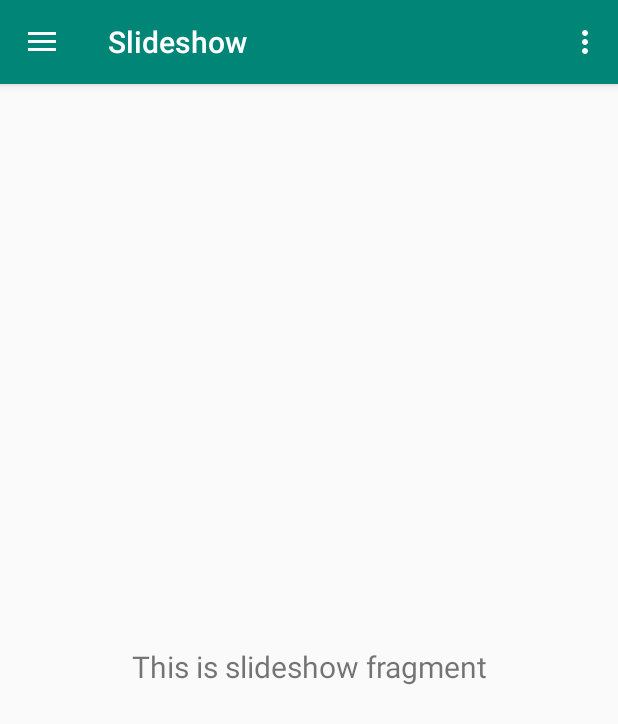
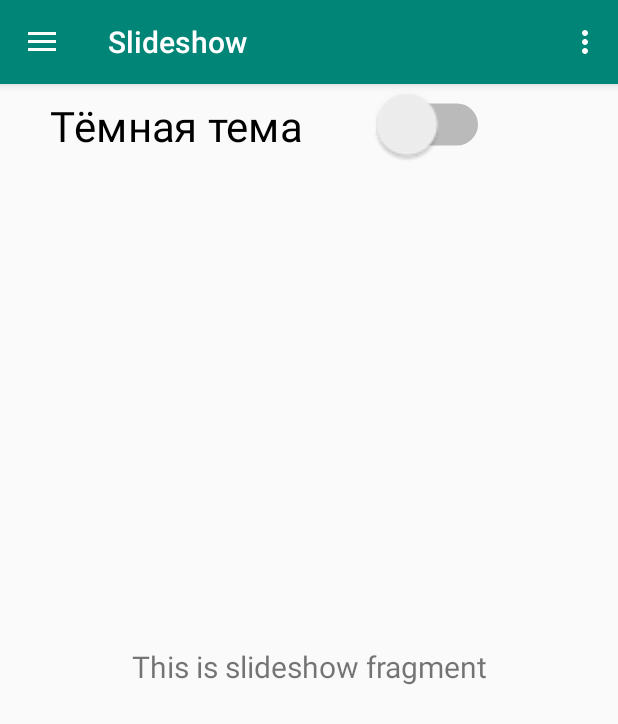
Before and after one commit to NWarragal/TIPSY, an Android app: the screen it shows after launch (DrawerActivity), in the side drawer, after a tap on "Slideshow", on a phone screen of 412 x 824 dp. Shown: the top 724 px of the screen. Run offline under Robolectric (Android 15) with nearby library versions, the phone set to English and light mode, and no system bars; our stand-ins replace navigation-ui.

Commit message:
feat:  added a dark theme for settings

```diff
--- a/app/build.gradle
+++ b/app/build.gradle
@@ -31,6 +31,7 @@ dependencies {
     implementation 'androidx.navigation:navigation-fragment:2.2.1'
     implementation 'androidx.navigation:navigation-ui:2.2.1'
     implementation 'androidx.lifecycle:lifecycle-extensions:2.2.0'
+    implementation 'androidx.appcompat:appcompat:1.1.0-alpha05'
     testImplementation 'junit:junit:4.13'
     androidTestImplementation 'androidx.test.ext:junit:1.1.1'
     androidTestImplementation 'androidx.test.espresso:espresso-core:3.2.0'
--- a/app/src/main/java/com/example/myapplication/ServiceClasses/DrawerActivity.java
+++ b/app/src/main/java/com/example/myapplication/ServiceClasses/DrawerActivity.java
@@ -52,8 +52,7 @@ public class DrawerActivity extends AppCompatActivity {
 
         DrawerLayout drawer = findViewById(R.id.drawer_layout);
         NavigationView navigationView = findViewById(R.id.nav_view);
-        // Passing each menu ID as a set of Ids because each
-        // menu should be considered as top level destinations.
+
         mAppBarConfiguration = new AppBarConfiguration.Builder(
                 R.id.nav_home, R.id.nav_gallery, R.id.nav_slideshow)
                 .setDrawerLayout(drawer)
@@ -61,9 +60,6 @@ public class DrawerActivity extends AppCompatActivity {
         NavController navController = Navigation.findNavController(this, R.id.nav_host_fragment);
         NavigationUI.setupActionBarWithNavController(this, navController, mAppBarConfiguration);
         NavigationUI.setupWithNavController(navigationView, navController);
-
-
-
 
 
     }
--- a/app/src/main/java/com/example/myapplication/ServiceClasses/ui/gallery/GalleryViewModel.java
+++ b/app/src/main/java/com/example/myapplication/ServiceClasses/ui/gallery/GalleryViewModel.java
@@ -11,6 +11,7 @@ public class GalleryViewModel extends ViewModel {
     public GalleryViewModel() {
         mText = new MutableLiveData<>();
         mText.setValue("This is gallery fragment");
+
     }
 
     public LiveData<String> getText() {
--- a/app/src/main/java/com/example/myapplication/ServiceClasses/ui/home/HomeViewModel.java
+++ b/app/src/main/java/com/example/myapplication/ServiceClasses/ui/home/HomeViewModel.java
@@ -11,6 +11,7 @@ public class HomeViewModel extends ViewModel {
     public HomeViewModel() {
         mText = new MutableLiveData<>();
         mText.setValue("This is home fragment");
+        mText.postValue("fr");
     }
 
     public LiveData<String> getText() {
--- a/app/src/main/java/com/example/myapplication/ServiceClasses/ui/slideshow/SlideshowFragment.java
+++ b/app/src/main/java/com/example/myapplication/ServiceClasses/ui/slideshow/SlideshowFragment.java
@@ -1,13 +1,18 @@
 package com.example.myapplication.ServiceClasses.ui.slideshow;
 
+import android.graphics.Color;
 import android.os.Bundle;
 import android.view.LayoutInflater;
 import android.view.View;
 import android.view.ViewGroup;
+import android.widget.CompoundButton;
+import android.widget.Switch;
 import android.widget.TextView;
 
 import androidx.annotation.NonNull;
 import androidx.annotation.Nullable;
+import androidx.appcompat.app.AppCompatDelegate;
+import androidx.appcompat.widget.Toolbar;
 import androidx.fragment.app.Fragment;
 import androidx.lifecycle.Observer;
 import androidx.lifecycle.ViewModelProviders;
@@ -24,12 +29,38 @@ public class SlideshowFragment extends Fragment {
                 ViewModelProviders.of(this).get(SlideshowViewModel.class);
         View root = inflater.inflate(R.layout.fragment_slideshow, container, false);
         final TextView textView = root.findViewById(R.id.text_slideshow);
+
         slideshowViewModel.getText().observe(getViewLifecycleOwner(), new Observer<String>() {
             @Override
             public void onChanged(@Nullable String s) {
                 textView.setText(s);
             }
         });
+
+
+
+
+        Switch swi = (Switch) root.findViewById(R.id.switch1);
+        swi.setOnCheckedChangeListener(new CompoundButton.OnCheckedChangeListener()
+        {
+            public void onCheckedChanged(CompoundButton buttonView, boolean isChecked) //Line A
+            {
+                if(isChecked)
+                {
+                    AppCompatDelegate.setDefaultNightMode(
+                            AppCompatDelegate.MODE_NIGHT_YES);
+                }
+                else{
+                    AppCompatDelegate.setDefaultNightMode(
+                            AppCompatDelegate.MODE_NIGHT_NO);
+                }
+            }
+        });
         return root;
     }
+
+    private void setSupportActionBar(Toolbar toolbar) {
+    }
+
+
 }
--- a/app/src/main/res/layout/fragment_gallery.xml
+++ b/app/src/main/res/layout/fragment_gallery.xml
@@ -18,5 +18,7 @@
         app:layout_constraintBottom_toBottomOf="parent"
         app:layout_constraintEnd_toEndOf="parent"
         app:layout_constraintStart_toStartOf="parent"
-        app:layout_constraintTop_toTopOf="parent" />
+        app:layout_constraintTop_toTopOf="parent"
+        android:gravity="center_horizontal" />
+
 </androidx.constraintlayout.widget.ConstraintLayout>
--- a/app/src/main/res/layout/fragment_slideshow.xml
+++ b/app/src/main/res/layout/fragment_slideshow.xml
@@ -5,6 +5,8 @@
     android:layout_width="match_parent"
     android:layout_height="match_parent"
     tools:context=".ServiceClasses.ui.slideshow.SlideshowFragment">
+
+
 
     <TextView
         android:id="@+id/text_slideshow"
@@ -19,4 +21,18 @@
         app:layout_constraintEnd_toEndOf="parent"
         app:layout_constraintStart_toStartOf="parent"
         app:layout_constraintTop_toTopOf="parent" />
+
+    <Switch
+        android:id="@+id/switch1"
+        android:layout_width="153dp"
+        android:layout_height="54dp"
+        android:scaleX="2"
+        android:scaleY="2"
+        android:text="Тёмная тема"
+        android:textSize="14sp"
+        app:layout_constraintEnd_toEndOf="parent"
+        app:layout_constraintHorizontal_bias="0.426"
+        app:layout_constraintStart_toStartOf="parent"
+        tools:ignore="MissingConstraints"
+        tools:layout_editor_absoluteY="66dp" />
 </androidx.constraintlayout.widget.ConstraintLayout>
--- a/app/src/main/res/values/styles.xml
+++ b/app/src/main/res/values/styles.xml
@@ -1,7 +1,7 @@
 <resources>
 
     <!-- Base application theme. -->
-    <style name="AppTheme" parent="Theme.AppCompat.Light.NoActionBar">
+    <style name="AppTheme" parent="Theme.AppCompat.DayNight.NoActionBar">
         <!-- Customize your theme here. -->
         <item name="colorPrimary">@color/colorPrimary</item>
         <item name="colorPrimaryDark">@color/colorPrimaryDark</item>
```
Also changed, not shown: app/src/main/java/com/example/myapplication/ServiceClasses/ui/gallery/GalleryFragment.java (+9 -2 lines).
